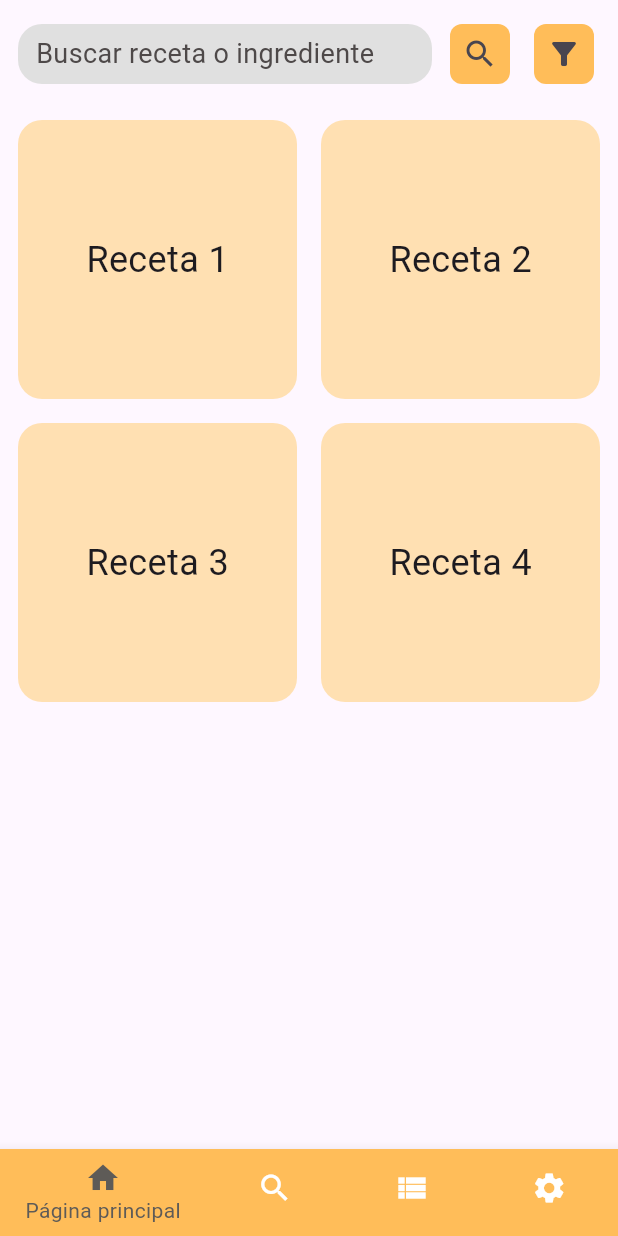
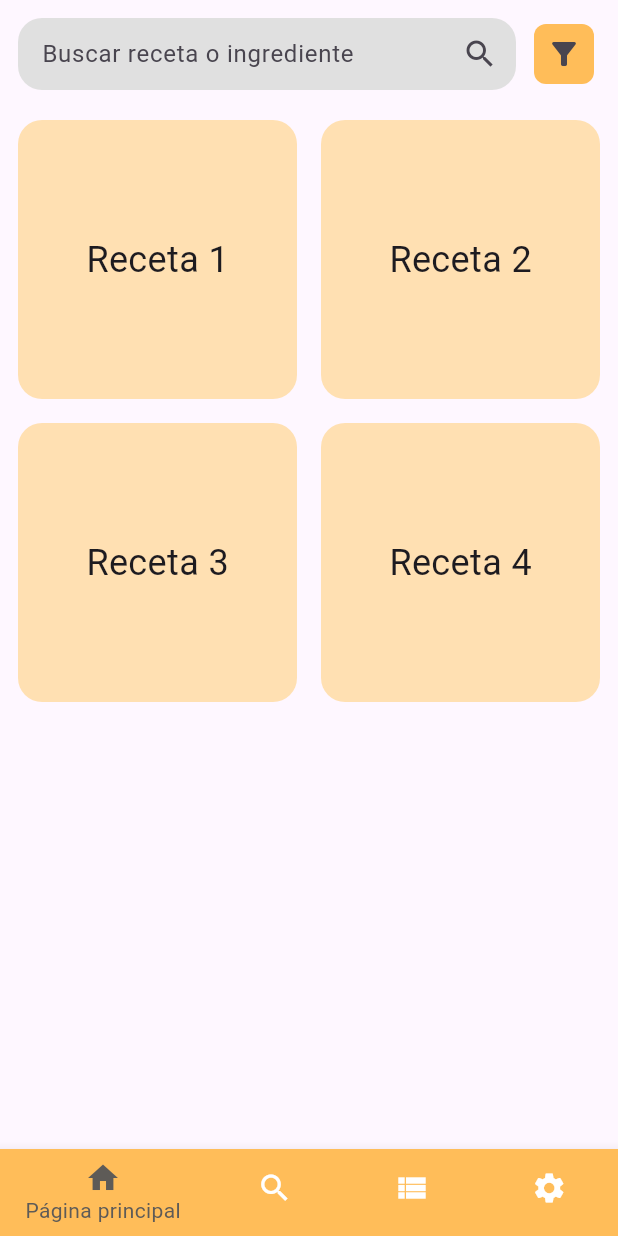
Before and after one commit to eduardotorres293/nutriis, a Flutter app: the screen it shows after launch, on a phone screen of 412 x 824 dp. Run offline on Flutter 3.47's test engine with Material 3 defaults, Android fonts, the phone set to English and light mode, and no system bars.

Commit message:
- Cambios menores  * Cambiado el cuadro de texto de busqueda, ahora es "funcional"   + Falta agregar la capacidad de busqueda, necesario sqlite * Cambiado distintos textos

```diff
--- a/lib/pages/mainmenu.dart
+++ b/lib/pages/mainmenu.dart
@@ -18,40 +18,41 @@ class _MainmenuState extends State<Mainmenu> {
           Row(
             children: [
               Expanded(
-                  child: Container(
-                    height: 40,
-                    decoration: BoxDecoration(
-                      color: Colors.grey[300],
-                      borderRadius: BorderRadius.circular(16),
-                    ),
-                    padding: const EdgeInsets.symmetric(horizontal: 12),
-                    child: const Align(
-                      alignment: Alignment.centerLeft,
-                      child: Text(
-                        'Buscar receta o ingrediente',
-                        style: TextStyle(fontSize: 18, color: Color.fromARGB(255, 78, 73, 73)),
+                  child: TextField(
+                    onChanged: (value) {
+                      print("Buscando: $value");
+                    },
+                    decoration: InputDecoration(
+                      hintText: 'Buscar receta o ingrediente',
+                      suffixIcon: const Icon(Icons.search),
+                      filled: true,
+                      fillColor: Colors.grey[300],
+                      contentPadding: const EdgeInsets.symmetric(horizontal: 12),
+                      border: OutlineInputBorder(
+                        borderRadius: BorderRadius.circular(16),
+                        borderSide: BorderSide.none,
                       ),
                     ),
                   ),
                 ),
                 const SizedBox(width: 8),
 
-                // Boton de busqueda
-                IconButton(
-                  onPressed: () {
-                    print("Botón de búsqueda presionado");
-                  },
-                  icon: const Icon(Icons.search),
-                  style: IconButton.styleFrom(
-                    backgroundColor: const Color.fromARGB(255, 255, 189, 89),
-                    minimumSize: const Size(40, 40),
-                    padding: EdgeInsets.zero,
-                    shape: RoundedRectangleBorder(
-                      borderRadius: BorderRadius.circular(8),
-                    ),
-                  ),
-                ),
-                const SizedBox(width: 8),
+                // // Boton de busqueda
+                // IconButton(
+                //   onPressed: () {
+                //     print("Botón de búsqueda presionado");
+                //   },
+                //   icon: const Icon(Icons.search),
+                //   style: IconButton.styleFrom(
+                //     backgroundColor: const Color.fromARGB(255, 255, 189, 89),
+                //     minimumSize: const Size(40, 40),
+                //     padding: EdgeInsets.zero,
+                //     shape: RoundedRectangleBorder(
+                //       borderRadius: BorderRadius.circular(8),
+                //     ),
+                //   ),
+                // ),
+                // const SizedBox(width: 8),
 
                 // Boton de filtro
                 IconButton(
```
Also changed, not shown: lib/pages/lists.dart (+32 -31 lines), lib/pages/searcher.dart (+28 -28 lines).
